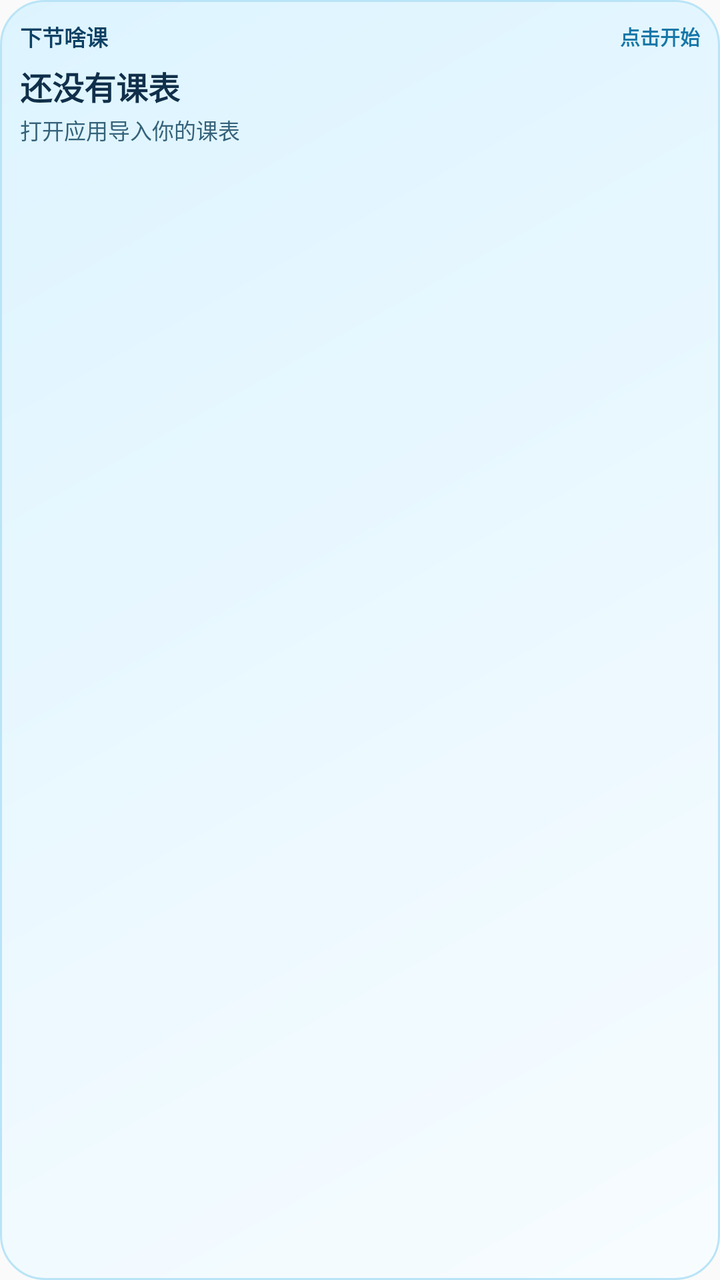
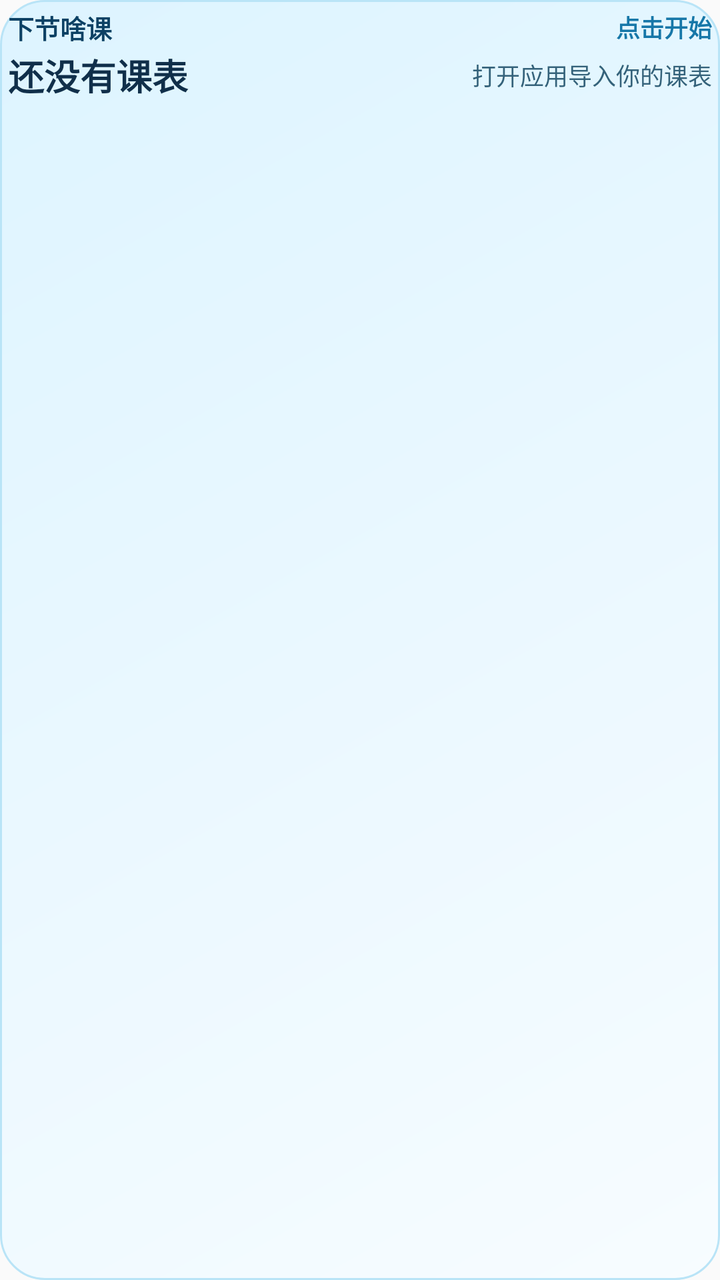

Screens rendered from an Android XML layout before and after an edit, with the pre-edit source and the edit as a unified diff.
<!-- AndroidManifest.xml: application theme android:Theme.Material.Light.NoActionBar -->
<!-- res/layout/widget_next_class.xml -->
<?xml version="1.0" encoding="utf-8"?>
<LinearLayout xmlns:android="http://schemas.android.com/apk/res/android"
    android:id="@+id/widget_root"
    android:layout_width="match_parent"
    android:layout_height="match_parent"
    android:background="@drawable/widget_background"
    android:clickable="true"
    android:focusable="true"
    android:orientation="vertical"
    android:padding="10dp">

    <LinearLayout
        android:layout_width="match_parent"
        android:layout_height="wrap_content"
        android:gravity="center_vertical"
        android:orientation="horizontal">

        <TextView
            android:layout_width="0dp"
            android:layout_height="wrap_content"
            android:layout_weight="1"
            android:text="下节啥课"
            android:textColor="#0C4164"
            android:textSize="11sp"
            android:textStyle="bold" />

        <TextView
            android:id="@+id/widget_countdown"
            android:layout_width="wrap_content"
            android:layout_height="wrap_content"
            android:text="点击开始"
            android:textColor="#1677A8"
            android:ellipsize="end"
            android:maxLines="1"
            android:textSize="10sp"
            android:textStyle="bold" />
    </LinearLayout>

    <TextView
        android:id="@+id/widget_course"
        android:layout_width="match_parent"
        android:layout_height="wrap_content"
        android:layout_marginTop="5dp"
        android:ellipsize="end"
        android:maxLines="1"
        android:text="还没有课表"
        android:textColor="#102F4A"
        android:textSize="16sp"
        android:textStyle="bold" />

    <TextView
        android:id="@+id/widget_meta"
        android:layout_width="match_parent"
        android:layout_height="wrap_content"
        android:layout_marginTop="2dp"
        android:ellipsize="end"
        android:maxLines="1"
        android:text="打开应用导入你的课表"
        android:textColor="#34627A"
        android:textSize="11sp" />

</LinearLayout>
<!-- resources referenced by this layout -->
<resources>
  <!-- drawable widget_background (drawable) -->
  <?xml version="1.0" encoding="utf-8"?>
  <shape xmlns:android="http://schemas.android.com/apk/res/android" android:shape="rectangle">
      <gradient
          android:angle="135"
          android:endColor="#DDF4FF"
          android:startColor="#F7FCFF" />
      <corners android:radius="22dp" />
      <stroke android:width="1dp" android:color="#B9E4F7" />
      <padding android:left="1dp" android:top="1dp" android:right="1dp" android:bottom="1dp" />
  </shape>
</resources>

<!-- the commit's change to res/layout/widget_next_class.xml (unified diff, before → after) -->
@@ -7,7 +7,7 @@
     android:clickable="true"
     android:focusable="true"
     android:orientation="vertical"
-    android:padding="10dp">
+    android:padding="4dp">
 
     <LinearLayout
         android:layout_width="match_parent"
@@ -21,7 +21,7 @@
             android:layout_weight="1"
             android:text="下节啥课"
             android:textColor="#0C4164"
-            android:textSize="11sp"
+            android:textSize="13sp"
             android:textStyle="bold" />
 
         <TextView
@@ -32,31 +32,38 @@
             android:textColor="#1677A8"
             android:ellipsize="end"
             android:maxLines="1"
-            android:textSize="10sp"
+            android:textSize="12sp"
             android:textStyle="bold" />
     </LinearLayout>
 
-    <TextView
-        android:id="@+id/widget_course"
+    <LinearLayout
         android:layout_width="match_parent"
         android:layout_height="wrap_content"
-        android:layout_marginTop="5dp"
-        android:ellipsize="end"
-        android:maxLines="1"
-        android:text="还没有课表"
-        android:textColor="#102F4A"
-        android:textSize="16sp"
-        android:textStyle="bold" />
+        android:layout_marginTop="1dp"
+        android:gravity="center_vertical"
+        android:orientation="horizontal">
 
-    <TextView
-        android:id="@+id/widget_meta"
-        android:layout_width="match_parent"
-        android:layout_height="wrap_content"
-        android:layout_marginTop="2dp"
-        android:ellipsize="end"
-        android:maxLines="1"
-        android:text="打开应用导入你的课表"
-        android:textColor="#34627A"
-        android:textSize="11sp" />
+        <TextView
+            android:id="@+id/widget_course"
+            android:layout_width="0dp"
+            android:layout_height="wrap_content"
+            android:layout_weight="1"
+            android:ellipsize="end"
+            android:maxLines="1"
+            android:text="还没有课表"
+            android:textColor="#102F4A"
+            android:textSize="18sp"
+            android:textStyle="bold" />
+
+        <TextView
+            android:id="@+id/widget_meta"
+            android:layout_width="wrap_content"
+            android:layout_height="wrap_content"
+            android:ellipsize="end"
+            android:maxLines="1"
+            android:text="打开应用导入你的课表"
+            android:textColor="#34627A"
+            android:textSize="12sp" />
+    </LinearLayout>
 
 </LinearLayout>
